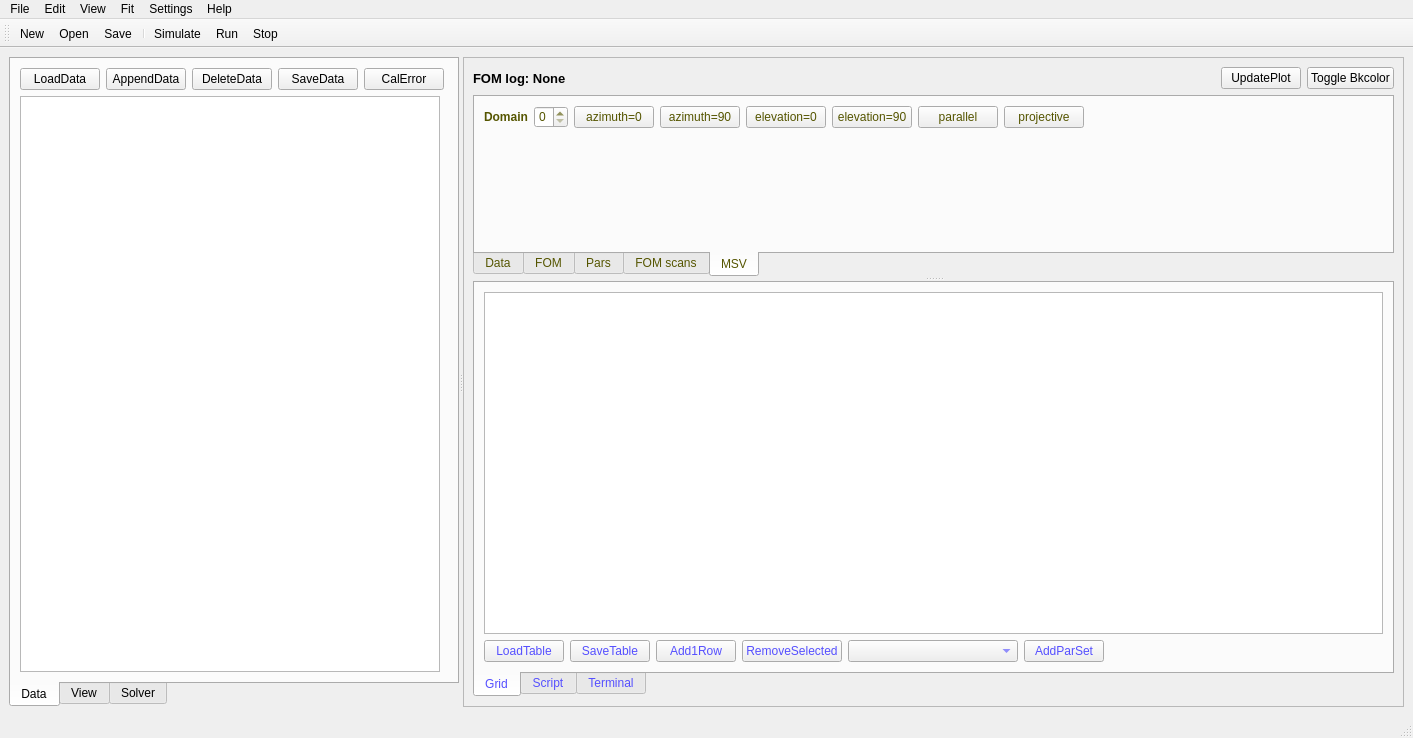
First picture: the form in scripts/SuperRod/superrod2.ui, repository jackey-qiu/DaFy_P23, before the edit.
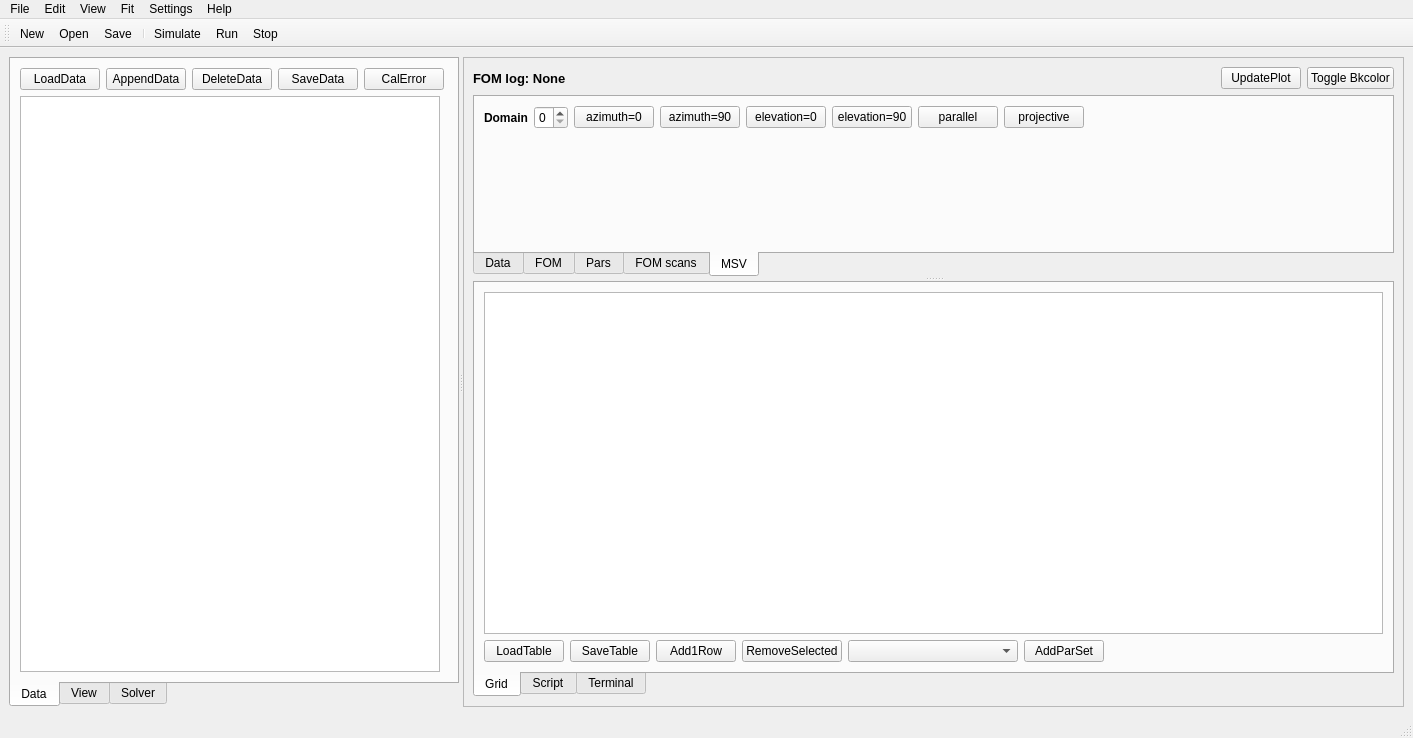
Second picture: the form after the edit. Icons and pictures are not drawn. Custom widgets are drawn as their Qt base class.

Commit message: add dark style to show GUI widget

Diff of the .ui file:
```diff
--- a/scripts/SuperRod/superrod2.ui
+++ b/scripts/SuperRod/superrod2.ui
@@ -253,7 +253,7 @@
             </size>
            </property>
            <property name="styleSheet">
-            <string notr="true">color: rgb(85, 85, 0);</string>
+            <string notr="true"/>
            </property>
            <property name="tabPosition">
             <enum>QTabWidget::South</enum>
@@ -423,7 +423,7 @@
             </size>
            </property>
            <property name="styleSheet">
-            <string notr="true">color: rgb(85, 79, 255);</string>
+            <string notr="true"/>
            </property>
            <property name="tabPosition">
             <enum>QTabWidget::South</enum>
```
The commit also changes 4 other files.
